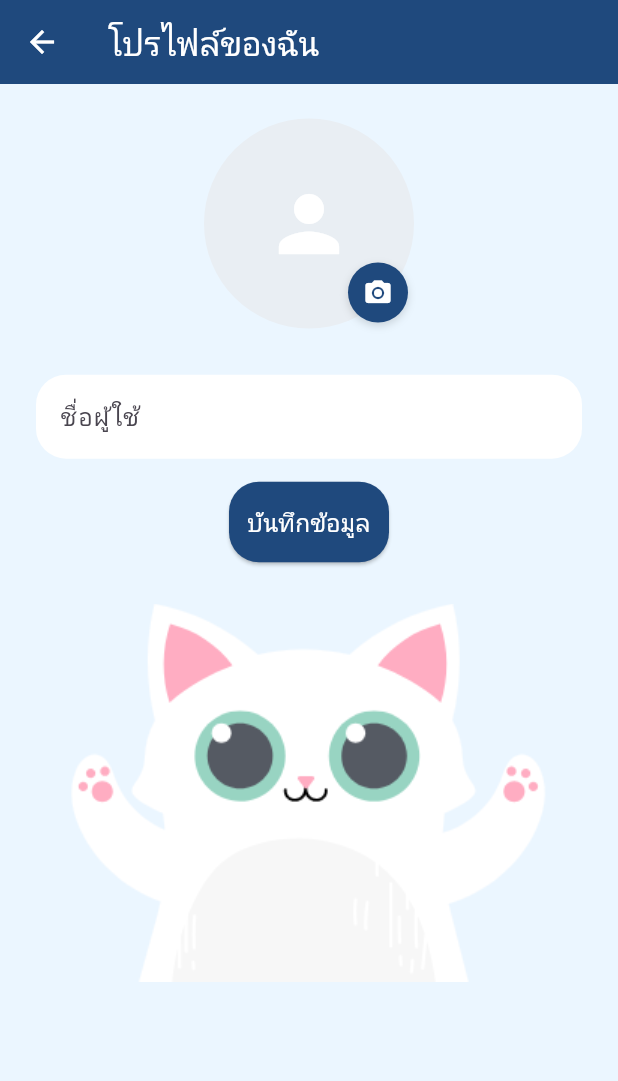
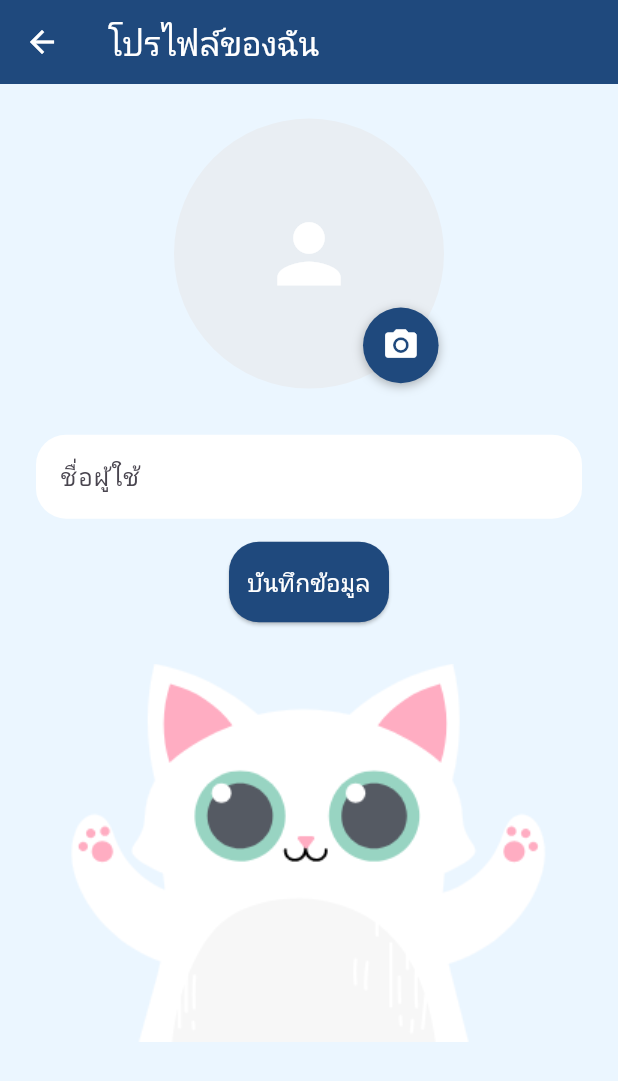
Before and after one commit to Napapakph/medibuddy-Project, a Flutter app: the ProfileScreen screen opened directly, on a phone screen of 412 x 824 dp. Shown: the top 1081 px of the screen. Run offline on Flutter 3.47's test engine with Material 3 defaults, Android fonts, the phone set to English and light mode, and no system bars; our stand-ins replace flutter_otp_text_field, image_picker, supabase_flutter; accounts and stored records are empty.

Commit message:
จัดตำแหน่งรูปโปรไฟล์

```diff
--- a/Basic Widgets.txt
+++ b/Basic Widgets.txt
@@ -75,7 +75,8 @@ OTP TextField -- https://pub.dev/packages/flutter_otp_text_field
 
           return Center()
         }
-        );)
+ ),);
+
 
 แนวการเขียน padding หรือ SizedBox (ใช้การ คูณขนาดจอที่ประมวณผลไว้แทน)
 
--- a/lib/Home/pages/profile_screen.dart
+++ b/lib/Home/pages/profile_screen.dart
@@ -45,6 +45,9 @@ class _ProfileScreenState extends State<ProfileScreen> {
 
         //ถ้าจอกว้างแบบแท็บเล็ต
         final bool isTablet = maxWidth > 600;
+        // คำนวณขนาดรูปโปรไฟล์จากขนาดจอ
+        double avatarSize = maxWidth * 0.50;
+        avatarSize = avatarSize.clamp(100.0, 180.0); // อย่างน้อย 100 สูงสุด 180
 
         //จำกัดความกว้างสูงสุดของหน้าจอ
         final double containerWidth = isTablet ? 500 : maxWidth;
@@ -62,13 +65,13 @@ class _ProfileScreenState extends State<ProfileScreen> {
                   Align(
                       alignment: Alignment.center,
                       child: SizedBox(
-                        width: 140, // เส้นผ่านศูนย์กลาง
-                        height: 140,
+                        width: avatarSize, // เส้นผ่านศูนย์กลาง
+                        height: avatarSize,
                         child: Stack(
                           clipBehavior: Clip.none,
                           children: [
-                            _buildProfileCircle(),
-                            _buildCameraButton(),
+                            _buildProfileCircle(avatarSize),
+                            _buildCameraButton(avatarSize),
                           ],
                         ),
                       )),
@@ -165,52 +168,63 @@ class _ProfileScreenState extends State<ProfileScreen> {
     );
   }
 
-  Widget _buildProfileCircle() {
+// วิดเจ็ตรูปโปรไฟล์วงกลม ----------------------------------------
+  Widget _buildProfileCircle(double size) {
+    final double radius = size / 2;
+
     return CircleAvatar(
-      radius: 70, // ครึ่งนึงของ SizedBox 140
-      backgroundColor: const Color(0xFFE9EEF3), // สีพื้นหลังเวลายังไม่มีรูป
-      backgroundImage: _profileImage, // ถ้ามีรูปจะแสดงแทน backgroundColor
+      radius: radius, // ครึ่งหนึ่งของ avatarSize
+      backgroundColor: const Color(0xFFE9EEF3),
+      backgroundImage: _profileImage,
       child: _profileImage == null
-          ? const Icon(
+          ? Icon(
               Icons.person,
-              size: 60,
+              size: radius * 0.7, // สัดส่วนตามขนาดวง
               color: Colors.white,
             )
           : null,
-      // ถ้ามีรูปแล้วจะไม่แสดงไอคอน
     );
   }
 
-  Widget _buildCameraButton() {
+  // วิดเจ็ตปุ่มกล้อง ------------------------------------------
+
+// ปุ่มกล้องเล็กๆ ที่มุมล่างขวาของรูปโปรไฟล์ ------------------------
+  Widget _buildCameraButton(double size) {
+    final double cameraSize = size * 0.28;
+
     return Positioned(
-      bottom: 4,
-      right: 4,
+      bottom: size * 0.02,
+      right: size * 0.02,
       child: GestureDetector(
-        onTap: _onCameraTap, // เรียกฟังก์ชันตอนกด
+        onTap: _onCameraTap,
         child: Container(
-          width: 40,
-          height: 40,
+          width: cameraSize,
+          height: cameraSize,
           decoration: BoxDecoration(
             color: const Color(0xFF1F497D),
             shape: BoxShape.circle,
             boxShadow: [
               BoxShadow(
-                color: Colors.black.withOpacity(0.15),
-                blurRadius: 4,
-                offset: const Offset(0, 2),
+                color:
+                    const Color.fromARGB(255, 100, 100, 100).withOpacity(0.50),
+                blurRadius: size * 0.03, // ใช้สัดส่วนให้เงาไม่เพี้ยน
+                offset: Offset(0, size * 0.01),
               ),
             ],
           ),
-          child: const Icon(
+          child: Icon(
             Icons.camera_alt,
             color: Colors.white,
-            size: 20,
+            size: cameraSize * 0.5,
           ),
         ),
       ),
     );
   }
 
+  //-- ฟังก์ชันตอนกดปุ่มกล้อง ----------------------------------------
+
+// ฟังก์ชันตอนกดปุ่มกล้อง --------------------------------------------
   void _onCameraTap() async {
     final ImagePicker picker = ImagePicker(); // ตัวเลือกภาพ
 
@@ -229,8 +243,5 @@ class _ProfileScreenState extends State<ProfileScreen> {
     ScaffoldMessenger.of(context).showSnackBar(
       const SnackBar(content: Text('เปลี่ยนรูปโปรไฟล์สำเร็จ')),
     );
-
-    // 🔜 ภายหลัง: ตรงนี้เราสามารถใส่โค้ด image_picker เลือกรูปจากแกลเลอรี
-    // แล้วเรียก setState(() { _profileImage = FileImage(file); });
   }
 }
```
